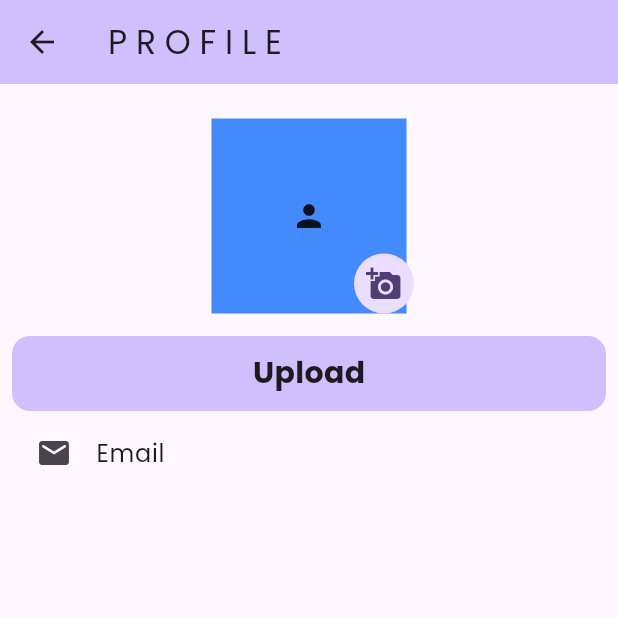
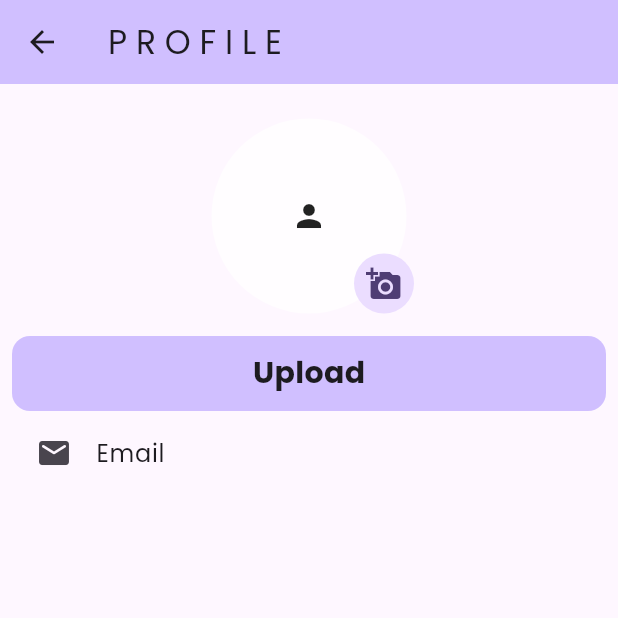
Before and after one commit to VivekYadavDeveloper/NoteHelper, a Flutter app: the ProfileScreen screen opened directly, on a phone screen of 412 x 824 dp, the top half of it. Run offline on Flutter 3.47's test engine with Material 2 defaults, Android fonts, the phone set to English and light mode, and no system bars; our stand-ins replace firebase_auth, firebase_core, firebase_database, firebase_storage, flutter_screenutil, fluttertoast and 3 more; accounts and stored records are empty.

Commit message:
"Profile Done , Working On Error"

```diff
--- a/lib/view/profileScreen/profile.screen.dart
+++ b/lib/view/profileScreen/profile.screen.dart
@@ -86,7 +86,12 @@ class _ProfileScreenState extends State<ProfileScreen> {
                                   child: Container(
                                     height: 130,
                                     width: 130,
-                                    color: Colors.blueAccent,
+                                    decoration: const BoxDecoration(
+                                      color: Colors.white70,
+                                      borderRadius: BorderRadius.all(
+                                        Radius.circular(100),
+                                      ),
+                                    ),
                                     child: ClipRRect(
                                       borderRadius: BorderRadius.circular(100),
                                       child: map['profileImage'].toString() ==
```
